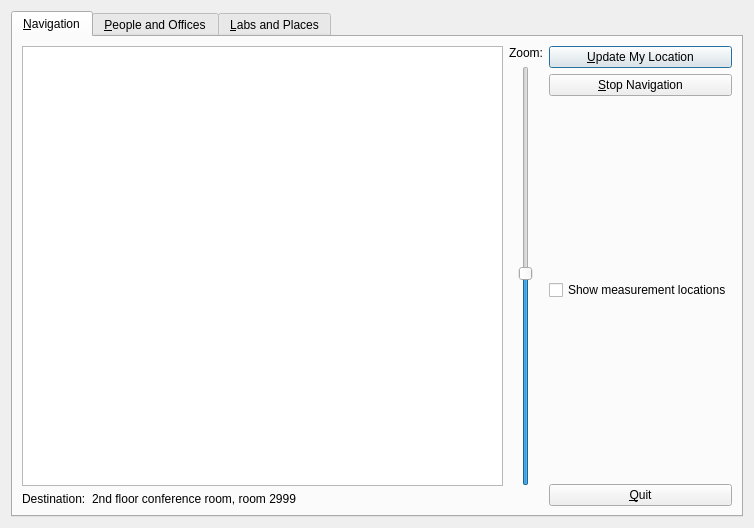
Before: the Qt Designer form tool_suite/navigator/main_dialog.ui in jedivind/gtaiad, drawn with Qt 5.
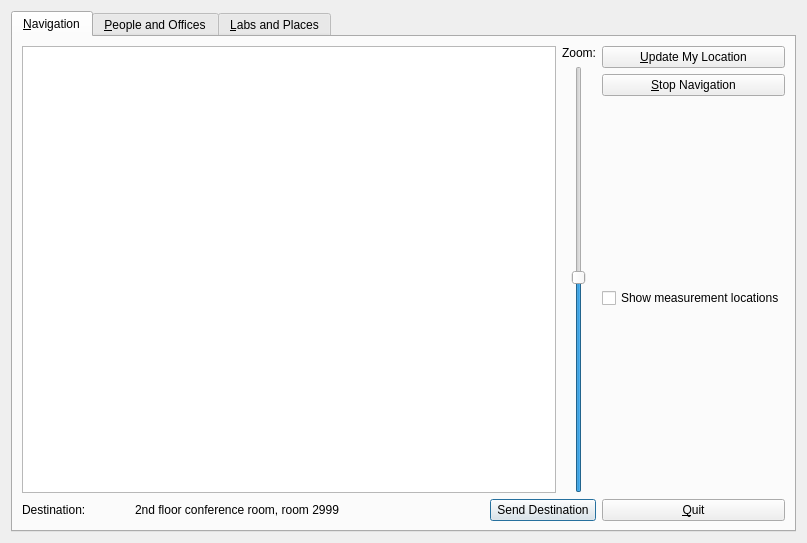
After: the same form once the commit is applied.

What changed in the file:
```diff
--- a/tool_suite/navigator/main_dialog.ui
+++ b/tool_suite/navigator/main_dialog.ui
@@ -6,8 +6,8 @@
    <rect>
     <x>0</x>
     <y>0</y>
-    <width>754</width>
-    <height>528</height>
+    <width>807</width>
+    <height>543</height>
    </rect>
   </property>
   <property name="windowTitle">
@@ -59,7 +59,7 @@
           </layout>
          </item>
          <item>
-          <layout class="QHBoxLayout" name="horizontalLayout_5" stretch="0,1">
+          <layout class="QHBoxLayout" name="horizontalLayout_5" stretch="0,1,0">
            <item>
             <widget class="QLabel" name="label_2">
              <property name="text">
@@ -69,11 +69,24 @@
            </item>
            <item>
             <widget class="QLabel" name="label_3">
+             <property name="maximumSize">
+              <size>
+               <width>349</width>
+               <height>16777215</height>
+              </size>
+             </property>
              <property name="text">
               <string>2nd floor conference room, room 2999</string>
              </property>
             </widget>
            </item>
+           <item>
+            <widget class="QPushButton" name="send_destination_button">
+             <property name="text">
+              <string>Send Destination</string>
+             </property>
+            </widget>
+           </item>
           </layout>
          </item>
         </layout>
```
Left out of the diff: 52 changed lines with no effect on the pictures.
